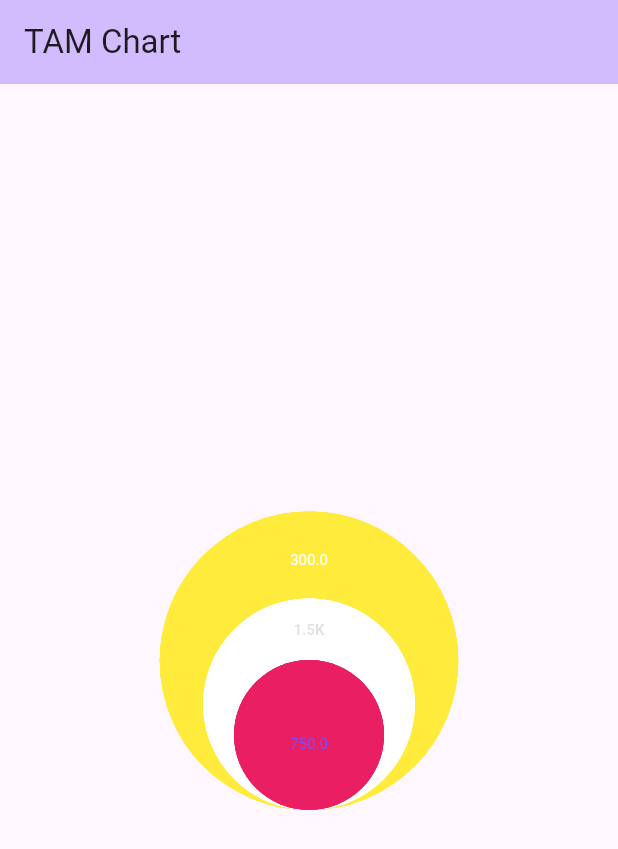
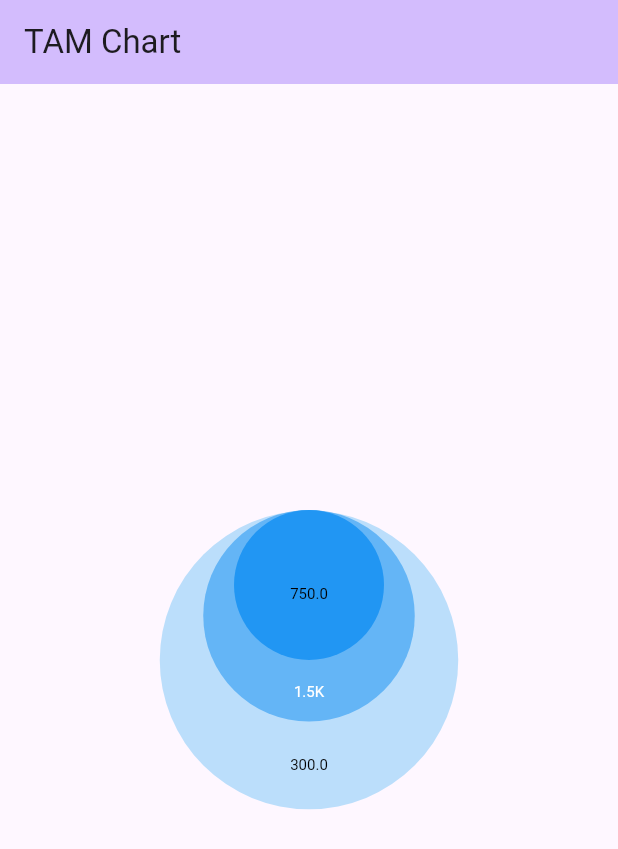
Before and after one commit to aman-netizen-ux/TAM-Chart, a Flutter app: the screen it shows after launch, on a phone screen of 412 x 824 dp. Shown: the top 849 px of the screen. Run offline on Flutter 3.47's test engine with Material 3 defaults, Android fonts, the phone set to English and light mode, and no system bars.

Commit message:
Documented the code

````diff
--- a/analysis_options.yaml
+++ b/analysis_options.yaml
@@ -2,3 +2,6 @@ include: package:flutter_lints/flutter.yaml
 
 # Additional information about this file can be found at
 # https://dart.dev/guides/language/analysis-options
+linter:
+  rules:
+    - public_member_api_docs
--- a/example/lib/main.dart
+++ b/example/lib/main.dart
@@ -42,16 +42,16 @@ class _MyHomePageState extends State<MyHomePage> {
         body: TAMChart(
             tamChartData: TAMChartData(
                 duration: 16,
-                tamTextColor: Colors.white,
-                samTextColor: Colors.black12,
-                tmTextColor: Colors.deepPurpleAccent,
+                tamTextColor: Colors.black,
+                samTextColor: Colors.white,
+                somTextColor: Colors.black,
                 tam: 300,
                 sam: 1500,
-                tm: 750,
-                tamColor: Colors.yellow,
-                samColor: Colors.white,
-                tmColor: Colors.pink,
-                tamPosition: TamPositions.bottom),
+                som: 750,
+                tamColor: Colors.blue.shade100,
+                samColor: Colors.blue.shade300,
+                somColor: Colors.blue,
+                somPosition: SomPositions.top),
             fontSize: 10,
             size: const Size(200, 200)));
   }
--- /dev/null
+++ b/lib/src/som_position_enums.dart
@@ -0,0 +1,17 @@
+///The SomPositions enum defines the possible positions for placing the SOM circle in your TAM chart.
+enum SomPositions {
+  /// Position the SOM circle at the bottom
+  bottom,
+
+  /// Position the SOM circle at the top
+  top,
+
+  /// Position the SOM circle at the left
+  left,
+
+  /// Position the SOM circle at the right
+  right,
+
+  /// Position the SOM circle at the center
+  center
+}
--- a/lib/src/tam_chart_animation.dart
+++ b/lib/src/tam_chart_animation.dart
@@ -3,10 +3,44 @@ import 'package:flutter/material.dart';
 import 'package:tam_chart/src/tam_chart_model.dart';
 import 'package:tam_chart/src/tam_chart_painter.dart';
 
+/// A widget that displays a Total Addressable Market (TAM) chart.
+///
+/// The [TAMChart] widget takes in [TAMChartData], font size, and size to render
+/// a TAM chart with animation for each circle representing different market segments.
 class TAMChart extends StatefulWidget {
+  /// The data to be displayed in the TAM chart with its styling properties.
+  ///
+  /// Example usage:
+  /// ```dart
+  /// TAMChart(
+  ///   tamChartData: TAMChartData(
+  ///     duration: 16,
+  ///     tamTextColor: Colors.black,
+  ///     samTextColor: Colors.white,
+  ///     somTextColor: Colors.black,
+  ///     tam: 300,
+  ///     sam: 1500,
+  ///     som: 750,
+  ///     tamColor: Colors.blue.shade100,
+  ///     samColor: Colors.blue.shade300,
+  ///     somColor: Colors.blue,
+  ///     somPosition: SomPositions.top,
+  ///   ),
+  ///   fontSize: 10,
+  ///   size: const Size(200, 200),
+  /// )
+  /// ```
   final TAMChartData tamChartData;
+
+  /// The font size for the labels in the TAM chart.
   final double fontSize;
+
+  /// The size of the TAM chart.
   final Size size;
+
+  /// Creates a TAMChart widget.
+  ///
+  /// The [tamChartData], [fontSize], and [size] parameters must not be null.
   const TAMChart(
       {super.key,
       required this.tamChartData,
@@ -71,7 +105,7 @@ class _TAMChartState extends State<TAMChart> with TickerProviderStateMixin {
       child: CustomPaint(
         size: widget.size,
         painter: TAMChartPainter(
-            tmAngle: _tmAnimation.value,
+            somAngle: _tmAnimation.value,
             samAngle: _samAnimation.value,
             tamAngle: _tamAnimation.value,
             fontSize: widget.fontSize,
--- a/lib/src/tam_chart_model.dart
+++ b/lib/src/tam_chart_model.dart
@@ -1,31 +1,77 @@
 import 'dart:ui';
 
-import 'package:tam_chart/src/tam_position_enums.dart';
+import 'package:tam_chart/src/som_position_enums.dart';
 
+/// A model class that holds the data for the TAM chart.
+///
+/// The [TAMChartData] class contains the values and styling information
+/// needed to render a TAM (Total Addressable Market) chart.
 class TAMChartData {
+  /// The value representing the Total Addressable Market (TAM).
+  ///
+  /// Numeric values will be formatted into more readable strings:
+  /// - `750` → `"750"`
+  /// - `1500` → `"1.5K"`
+  /// - `1500000` → `"1.5M"`
+  /// - `1500000000` → `"1.5B"`
   final double tam;
+
+  /// The value representing the Serviceable Available Market (SAM).
+  ///
+  /// Numeric values will be formatted into more readable strings:
+  /// - `750` → `"750"`
+  /// - `1500` → `"1.5K"`
+  /// - `1500000` → `"1.5M"`
+  /// - `1500000000` → `"1.5B"`
   final double sam;
-  final double tm;
+
+  /// The value representing the Serviceable Obtainable Market (SOM).
+  ///
+  /// Numeric values will be formatted into more readable strings:
+  /// - `750` → `"750"`
+  /// - `1500` → `"1.5K"`
+  /// - `1500000` → `"1.5M"`
+  /// - `1500000000` → `"1.5B"`
+  final double som;
+
+  /// The duration of the animation in seconds.
   final int duration;
+
+  /// The color of the TAM circle.
   final Color tamColor;
+
+  /// The color of the SAM circle.
   final Color samColor;
-  final Color tmColor;
+
+  /// The color of the SOM circle.
+  final Color somColor;
+
+  /// The text color for the TAM value.
   final Color tamTextColor;
+
+  /// The text color for the SAM value.
   final Color samTextColor;
-  final Color tmTextColor;
-  final TamPositions tamPosition;
 
+  /// The text color for the SOM value.
+  final Color somTextColor;
+
+  /// The position of the SOM circle within the TAM chart.
+  final SomPositions somPosition;
+
+  /// The [duration], [tamTextColor], [samTextColor], [somTextColor], [tam],
+  /// [sam], [som], [tamColor], [samColor], [somColor], and [somPosition]
+  /// parameters must not be null.
   TAMChartData({
     required this.duration,
     required this.tamTextColor,
     required this.samTextColor,
-    required this.tmTextColor,
+    required this.somTextColor,
     required this.tam,
     required this.sam,
-    required this.tm,
+    required this.som,
     required this.tamColor,
     required this.samColor,
-    required this.tmColor,
-    required this.tamPosition,
+    required this.somColor,
+    required this.somPosition,
   });
 }
--- a/lib/src/tam_position_enums.dart
+++ /dev/null
@@ -1 +0,0 @@
-enum TamPositions { bottom, top, left, right, center }
--- a/lib/tam_chart.dart
+++ b/lib/tam_chart.dart
@@ -2,4 +2,4 @@ library tam_chart;
 
 export 'src/tam_chart_animation.dart';
 export 'src/tam_chart_model.dart';
-export 'src/tam_position_enums.dart';
+export 'src/som_position_enums.dart';
````
Also changed, not shown: lib/src/tam_chart_painter.dart (+90 -86 lines).
